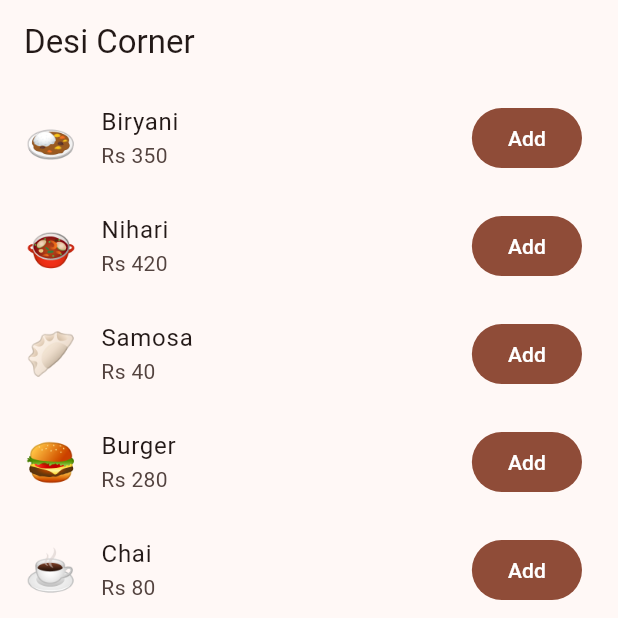
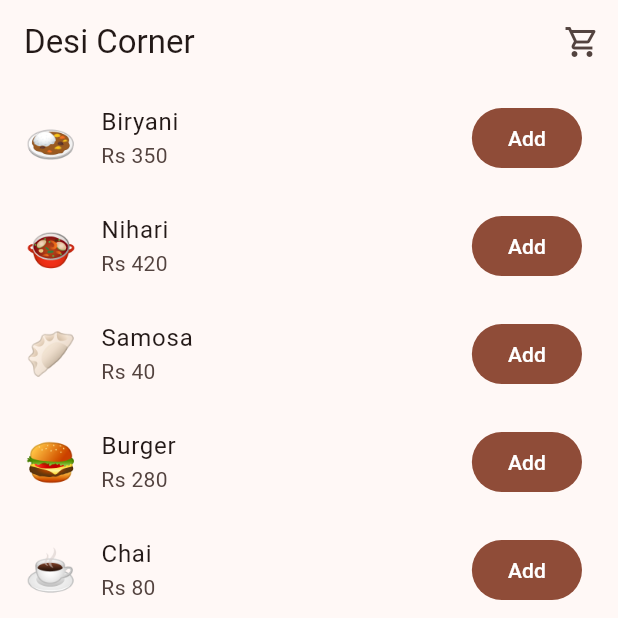
Before and after one commit to rao21/iba_app_dev_26, a Flutter app: the screen it shows after launch, on a phone screen of 412 x 824 dp, the top half of it. Run offline on Flutter 3.47's test engine with Material 3 defaults, Android fonts, the phone set to English and light mode, and no system bars.

Commit message:
step 6: cart badge in the AppBar that redraws with context.watch

```diff
--- a/lib/features/shop/pages/menu_page.dart
+++ b/lib/features/shop/pages/menu_page.dart
@@ -13,7 +13,10 @@ class MenuPage extends StatelessWidget {
   @override
   Widget build(BuildContext context) {
     return Scaffold(
-      appBar: AppBar(title: const Text('Desi Corner')),
+      appBar: AppBar(
+        title: const Text('Desi Corner'),
+        actions: const [CartBadge()],
+      ),
       body: ListView.builder(
         itemCount: dishes.length,
         itemBuilder: (context, index) {
@@ -33,3 +36,24 @@ class MenuPage extends StatelessWidget {
     );
   }
 }
+
+/// The cart icon with a number on it. It uses context.watch, so it redraws
+/// by itself every time the cart changes.
+class CartBadge extends StatelessWidget {
+  const CartBadge({super.key});
+
+  @override
+  Widget build(BuildContext context) {
+    // watch = "redraw me whenever this changes". Use it inside build().
+    final count = context.watch<CartModel>().count;
+
+    return Padding(
+      padding: const EdgeInsets.only(right: 12),
+      child: Badge(
+        isLabelVisible: count > 0,
+        label: Text('$count'),
+        child: const Icon(Icons.shopping_cart_outlined),
+      ),
+    );
+  }
+}
```
Also changed, not shown: 1 other file.
